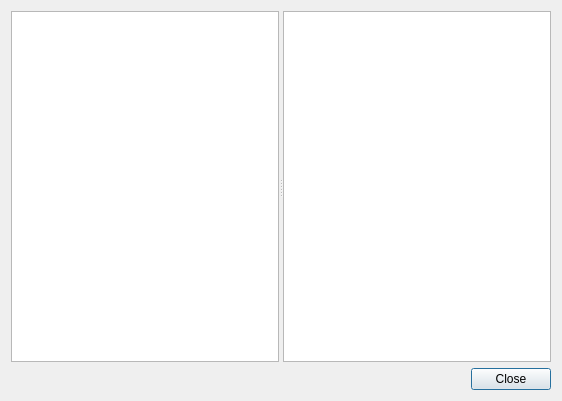
The window that scribus/ui/aboutplugins.ui (scribusproject/scribus) describes before a commit, drawn with Qt 5.
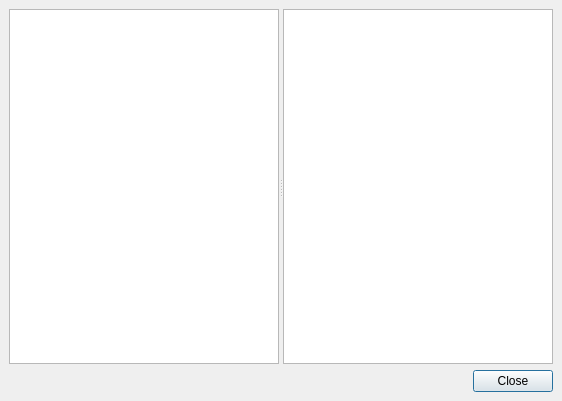
The same window after the commit.

Commit message: #16415: Fix default dialog margins <bubu>

Patch:
```diff
--- a/scribus/ui/aboutplugins.ui
+++ b/scribus/ui/aboutplugins.ui
@@ -13,6 +13,18 @@
    <string>Scribus: About Plug-ins</string>
   </property>
   <layout class="QVBoxLayout" >
+   <property name="leftMargin">
+    <number>9</number>
+   </property>
+   <property name="topMargin">
+    <number>9</number>
+   </property>
+   <property name="rightMargin">
+    <number>9</number>
+   </property>
+   <property name="bottomMargin">
+    <number>9</number>
+   </property>
    <item>
     <widget class="QSplitter" name="splitter" >
      <property name="orientation" >
```
The commit also changes 8 other files.
